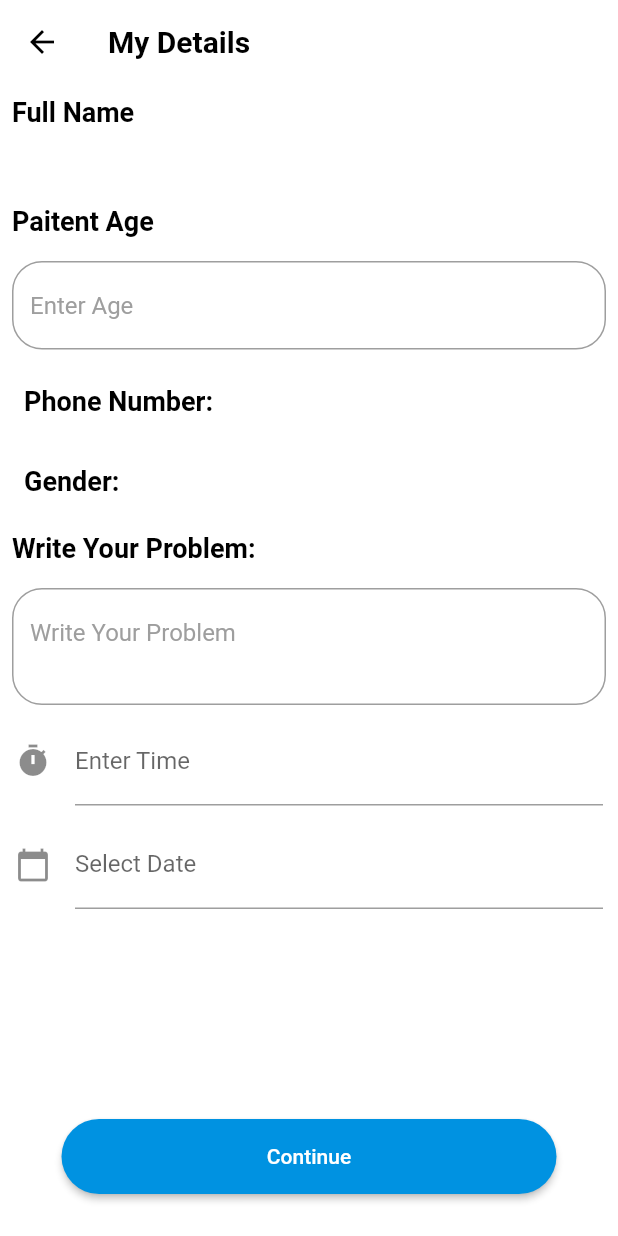
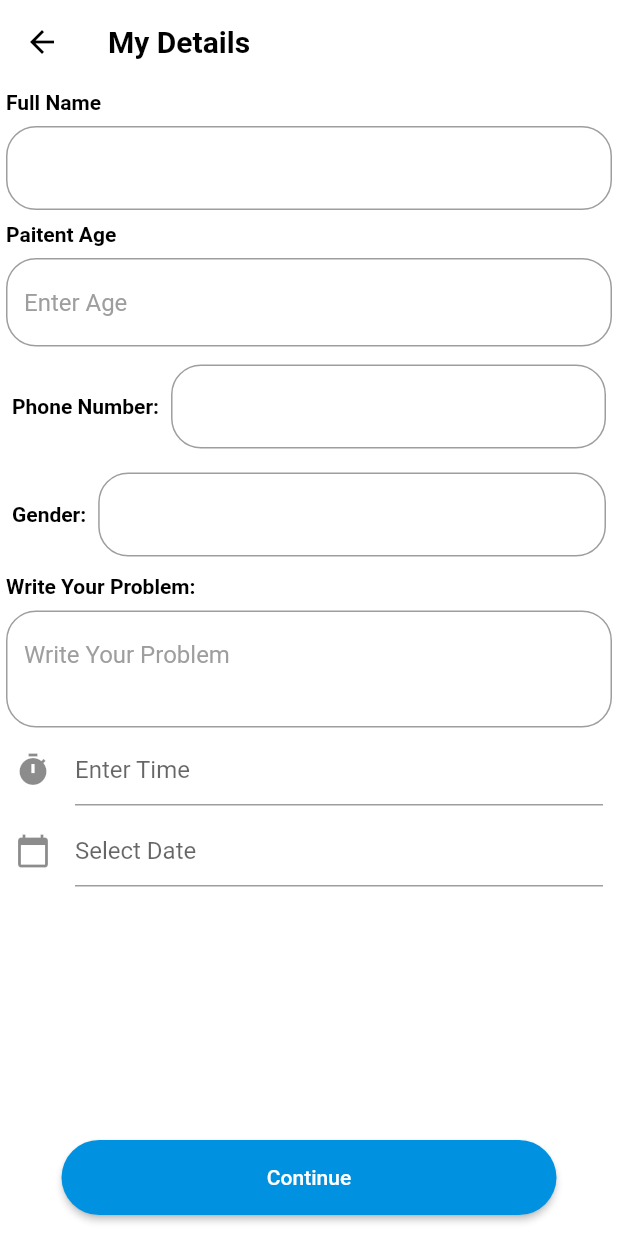
Before and after one commit to fwdAndroid/practo_paitient, a Flutter app: the PaitnetsDetails screen opened directly, on a phone screen of 412 x 824 dp. Run offline on Flutter 3.47's test engine with Material 2 defaults, Android fonts, the light colour scheme and no system bars; our stand-ins replace bottom_navy_bar, cloud_firestore, country_code_picker, firebase_auth, firebase_core, firebase_storage and 7 more; missing offline and left inert: booking_calendar, calender_picker, flutter_share, phone_form_field; accounts and stored records are empty.

Commit message:
Appointment Complete Some PRocedure

```diff
--- a/lib/database/databasemethods.dart
+++ b/lib/database/databasemethods.dart
@@ -106,6 +106,7 @@ class DatabaseMethods {
     required time,
     required phoneNumber,
     required uid,
+
   }) async {
     String res = 'Some error occured';
 
@@ -114,6 +115,7 @@ class DatabaseMethods {
         Appointmentmodel userModel = Appointmentmodel(
           medicalRecordsImages: [],
           id: uid,
+
           name: name.toString(),
           status: "pending",
           age: age.toString(),
--- a/lib/doctors/appointment/medical_records.dart
+++ b/lib/doctors/appointment/medical_records.dart
@@ -213,7 +213,7 @@ class _MedicalRecordsState extends State<MedicalRecords> {
                       //   Navigator.pushNamed(
                       //       context, onBoardingPhotoVerificationScreenRoute);
                       // }
-                      if (_image.length >= 6) {
+                      if (_image.length <= 6) {
                         setState(() {
                           uploading = true;
                         });
@@ -271,7 +271,7 @@ class _MedicalRecordsState extends State<MedicalRecords> {
       });
       ref = firebase_storage.FirebaseStorage.instance
           .ref()
-          .child('medicalRecords/${Path.basename(img.path)}');
+          .child('medicalrecords/${Path.basename(img.path)}');
       await ref!.putFile(img).whenComplete(() async {
         await ref!.getDownloadURL().then((value) {
           FirebaseFirestore.instance
--- a/lib/doctors/appointment/paitent_detaills.dart
+++ b/lib/doctors/appointment/paitent_detaills.dart
@@ -23,6 +23,10 @@ class _PaitnetsDetailsState extends State<PaitnetsDetails> {
   TextEditingController timeinput = TextEditingController();
   TextEditingController dateController = TextEditingController();
   TextEditingController timeController = TextEditingController();
+  TextEditingController phoneController = TextEditingController();
+  TextEditingController nameController = TextEditingController();
+  TextEditingController genderController = TextEditingController();
+
   bool _isLoading = false;
 
   @override
@@ -49,34 +53,44 @@ class _PaitnetsDetailsState extends State<PaitnetsDetails> {
               crossAxisAlignment: CrossAxisAlignment.start,
               children: [
                 Padding(
-                  padding: const EdgeInsets.all(8.0),
+                  padding: const EdgeInsets.all(4.0),
                   child: Text(
                     "Full Name",
                     style: TextStyle(
                         color: Colors.black,
                         fontWeight: FontWeight.bold,
-                        fontSize: 18),
+                        fontSize: 14),
                   ),
                 ),
                 Padding(
-                  padding: EdgeInsets.all(10),
-                  child: Text(
-                    snap['name'] ??
-                        FirebaseAuth.instance.currentUser!.displayName,
+                  padding: const EdgeInsets.all(4.0),
+                  child: TextField(
+                    controller: nameController,
+                    decoration: InputDecoration(
+                      hintText: snap['name'] ?? Text("No"),
+                      hintStyle: TextStyle(color: Colors.grey),
+                      border: OutlineInputBorder(
+                        borderRadius: BorderRadius.all(Radius.circular(20.0)),
+                      ),
+                    ),
+                    style: TextStyle(
+                        color: Colors.black,
+                        fontWeight: FontWeight.bold,
+                        fontSize: 14),
                   ),
                 ),
                 Padding(
-                  padding: const EdgeInsets.all(8.0),
+                  padding: const EdgeInsets.all(4.0),
                   child: Text(
                     "Paitent Age",
                     style: TextStyle(
                         color: Colors.black,
                         fontWeight: FontWeight.bold,
-                        fontSize: 18),
+                        fontSize: 14),
                   ),
                 ),
                 Padding(
-                  padding: const EdgeInsets.all(8.0),
+                  padding: const EdgeInsets.all(4.0),
                   child: TextFormField(
                     controller: age,
                     keyboardType: TextInputType.number,
@@ -90,71 +104,91 @@ class _PaitnetsDetailsState extends State<PaitnetsDetails> {
                   ),
                 ),
                 Padding(
-                  padding: const EdgeInsets.all(8.0),
+                  padding: const EdgeInsets.all(4.0),
                   child: Row(
                     children: [
                       Padding(
-                        padding: const EdgeInsets.all(8.0),
+                        padding: const EdgeInsets.all(4.0),
                         child: Text(
                           "Phone Number:",
                           style: TextStyle(
                               color: Colors.black,
                               fontWeight: FontWeight.bold,
-                              fontSize: 18),
+                              fontSize: 14),
                         ),
                       ),
-                      Padding(
-                        padding: const EdgeInsets.all(8.0),
-                        child: Text(
-                          snap['phoneNumber'] ?? Text("No"),
+                      Expanded(
+                        child: Padding(
+                          padding: const EdgeInsets.all(4.0),
+                          child: TextField(
+                            controller: phoneController,
+                            decoration: InputDecoration(
+                              hintText: snap['phoneNumber'] ?? Text("No"),
+                              hintStyle: TextStyle(color: Colors.grey),
+                              border: OutlineInputBorder(
+                                borderRadius:
+                                    BorderRadius.all(Radius.circular(20.0)),
+                              ),
+                            ),
                             style: TextStyle(
                                 color: Colors.black,
                                 fontWeight: FontWeight.bold,
-                              fontSize: 18),
+                                fontSize: 14),
+                          ),
                         ),
                       ),
                     ],
                   ),
                 ),
                 Padding(
-                  padding: const EdgeInsets.all(8.0),
+                  padding: const EdgeInsets.all(4.0),
                   child: Row(
                     children: [
                       Padding(
-                        padding: const EdgeInsets.all(8.0),
+                        padding: const EdgeInsets.all(4.0),
                         child: Text(
                           "Gender:",
                           style: TextStyle(
                               color: Colors.black,
                               fontWeight: FontWeight.bold,
-                              fontSize: 18),
+                              fontSize: 14),
                         ),
                       ),
-                      Padding(
-                        padding: const EdgeInsets.all(8.0),
-                        child: Text(
-                          snap['gender'],
+                      Expanded(
+                        child: Padding(
+                          padding: const EdgeInsets.all(4.0),
+                          child: TextField(
+                            controller: genderController,
+                            decoration: InputDecoration(
+                              hintText: snap['gender'] ?? Text("No"),
+                              hintStyle: TextStyle(color: Colors.grey),
+                              border: OutlineInputBorder(
+                                borderRadius:
+                                    BorderRadius.all(Radius.circular(20.0)),
+                              ),
+                            ),
                             style: TextStyle(
                                 color: Colors.black,
                                 fontWeight: FontWeight.bold,
-                              fontSize: 18),
+                                fontSize: 14),
+                          ),
                         ),
                       ),
                     ],
                   ),
                 ),
                 Padding(
-                  padding: const EdgeInsets.all(8.0),
+                  padding: const EdgeInsets.all(4.0),
                   child: Text(
                     "Write Your Problem:",
                     style: TextStyle(
                         color: Colors.black,
                         fontWeight: FontWeight.bold,
-                        fontSize: 18),
+                        fontSize: 14),
                   ),
                 ),
                 Padding(
-                  padding: const EdgeInsets.all(8.0),
+                  padding: const EdgeInsets.all(4.0),
                   child: TextFormField(
                     controller: problem,
                     minLines: 2,
@@ -177,7 +211,7 @@ class _PaitnetsDetailsState extends State<PaitnetsDetails> {
                           timeController, //editing controller of this TextField
                       decoration: InputDecoration(
                           icon: Icon(Icons.timer), //icon of text field
-                          labelText: "Enter Time" //label text of field
+                          hintText: "Enter Time" //hint text of field
                           ),
                       readOnly:
                           true, //set it true, so that user will not able to edit text
@@ -210,7 +244,7 @@ class _PaitnetsDetailsState extends State<PaitnetsDetails> {
                   ),
                 ),
                 SizedBox(
-                  height: 10,
+                  height: 6,
                 ),
                 Container(
                   margin: EdgeInsets.only(left: 10, right: 10),
@@ -220,7 +254,7 @@ class _PaitnetsDetailsState extends State<PaitnetsDetails> {
                       //editing controller of this TextField
                       decoration: InputDecoration(
                           icon: Icon(Icons.calendar_today), //icon of text field
-                          labelText: "Select Date" //label text of field
+                          hintText: "Select Date" //hint text of field
                           ),
                       readOnly: true,
                       //set it true, so that user will not able to edit text
@@ -250,10 +284,10 @@ class _PaitnetsDetailsState extends State<PaitnetsDetails> {
                 ),
                 Spacer(),
                 Padding(
-                  padding: const EdgeInsets.all(8.0),
+                  padding: const EdgeInsets.all(4.0),
                   child: Center(
                     child: Container(
-                      margin: EdgeInsets.only(bottom: 20),
+                      margin: EdgeInsets.only(bottom: 10),
                       child: ElevatedButton(
                           onPressed: makeAppointment,
                           child: _isLoading == true
@@ -283,10 +317,13 @@ class _PaitnetsDetailsState extends State<PaitnetsDetails> {
         date: dateController.text,
         problem: problem.text,
         age: age.text,
-      name: ['name'],
-      gender: ['gender'],
-      phoneNumber: ['phoneNumber'],
+        name: nameController.text,
+        gender: genderController.text,
+        phoneNumber: phoneController.text,
         uid: FirebaseAuth.instance.currentUser!.uid,
+        // doctorid: FirebaseFirestore.instance
+        //     .collection("doctorProfile")
+        //     .doc(FirebaseAuth.instance.currentUser!.uid)
         );
 
     print(res);
--- a/pubspec.yaml
+++ b/pubspec.yaml
@@ -53,6 +53,7 @@ dependencies:
   phone_form_field: ^7.0.2
   pin_code_fields: ^7.4.0
   quick_actions: ^1.0.1
+  toast: ^0.3.0
   typicons_flutter: ^0.5.0
   url_launcher: ^6.1.6
   uuid: ^3.0.6
```
Also changed, not shown: lib/models/appointment_model.dart (+5 -2 lines), pubspec.lock. Lines whose indentation alone changed are shown as unchanged.
